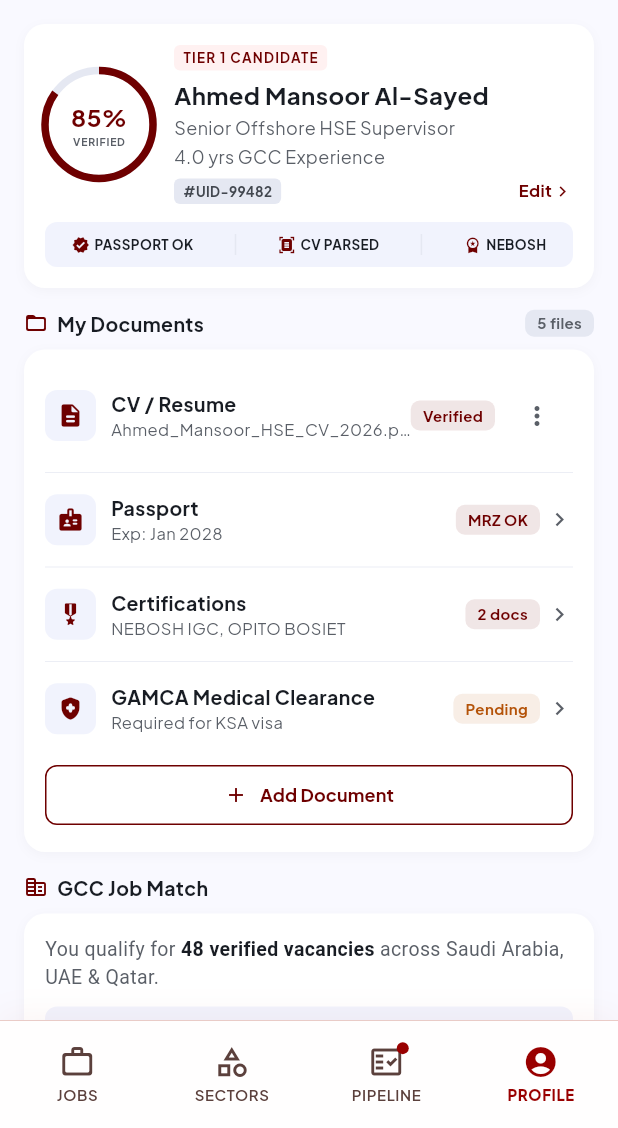
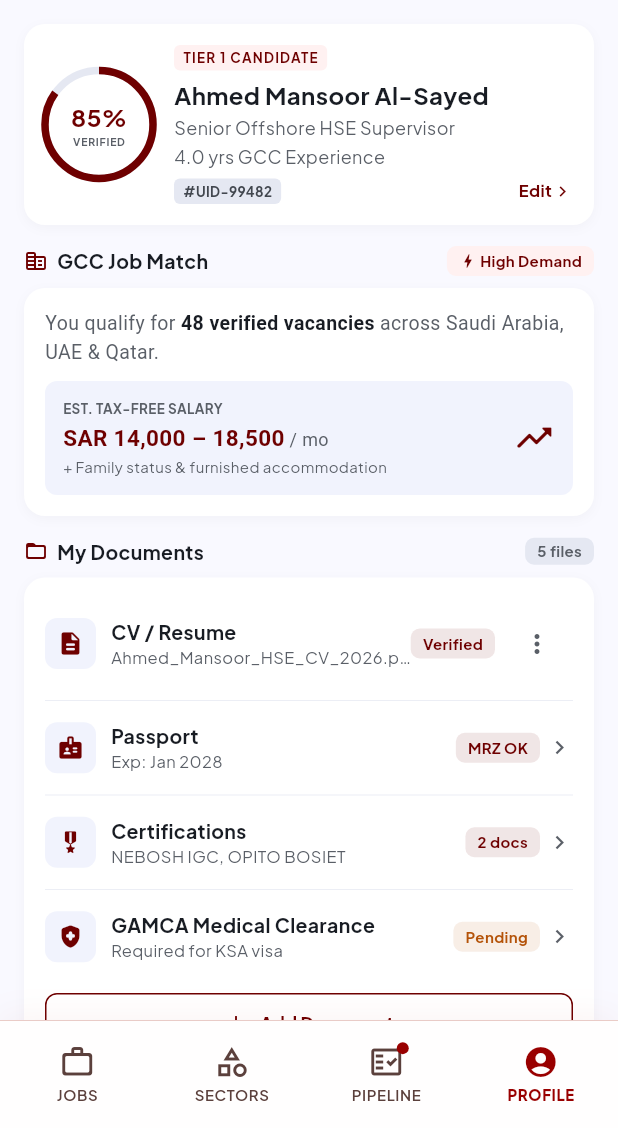
Before and after one commit to koushikrai/mena_mobile_recruitment_platform, a Flutter app: the SettingsScreen screen opened by its route, on a phone screen of 412 x 824 dp, the part 108-1236 px from its top. Run offline on Flutter 3.47's test engine with Material 3 defaults, Android fonts, the phone set to English and light mode, and no system bars; our stand-ins replace dio, file_picker, flutter_riverpod, flutter_secure_storage, go_router, google_fonts; accounts and stored records are empty; network calls fail.

Commit message:
modified the profile

```diff
--- a/mena_recruitment/lib/features/profile/presentation/screens/settings_screen.dart
+++ b/mena_recruitment/lib/features/profile/presentation/screens/settings_screen.dart
@@ -99,7 +99,7 @@ class _SettingsScreenState extends ConsumerState<SettingsScreen> {
 
   // CV document state
   bool _hasCv = true;
-  String _cvFileName = 'Ahmed_Mansoor_HSE_CV_2026.pdf';
+  final String _cvFileName = 'Ahmed_Mansoor_HSE_CV_2026.pdf';
 
   void _confirmDeleteCv() {
     showDialog(
@@ -492,23 +492,75 @@ class _SettingsScreenState extends ConsumerState<SettingsScreen> {
                             ),
                           ],
                         ),
-                        const SizedBox(height: 12),
-                        // Verification badges
+                      ],
+                    ),
+                  ),
+                  const SizedBox(height: 14),
+
+                  // ── 2. Career KPI: GCC Job Match ─────────────────────────
+                  _SectionHeader(
+                    icon: Icons.corporate_fare_rounded,
+                    title: 'GCC Job Match',
+                    trailing: Container(
+                      padding: const EdgeInsets.symmetric(horizontal: 8, vertical: 3),
+                      decoration: BoxDecoration(
+                        color: const Color(0xFFFFF1F1),
+                        borderRadius: BorderRadius.circular(6),
+                      ),
+                      child: const Row(
+                        mainAxisSize: MainAxisSize.min,
+                        children: [
+                          Icon(Icons.bolt, size: 12, color: _crimson),
+                          SizedBox(width: 2),
+                          Text('High Demand', style: TextStyle(fontSize: 10, fontWeight: FontWeight.bold, color: _crimson)),
+                        ],
+                      ),
+                    ),
+                  ),
+                  const SizedBox(height: 8),
+                  _Card(
+                    child: Column(
+                      crossAxisAlignment: CrossAxisAlignment.start,
+                      children: [
+                        const Text.rich(
+                          TextSpan(
+                            text: 'You qualify for ',
+                            style: TextStyle(fontSize: 13, color: _inkLight),
+                            children: [
+                              TextSpan(
+                                text: '48 verified vacancies',
+                                style: TextStyle(fontWeight: FontWeight.bold, color: _ink),
+                              ),
+                              TextSpan(text: ' across Saudi Arabia, UAE & Qatar.'),
+                            ],
+                          ),
+                        ),
+                        const SizedBox(height: 10),
                         Container(
-                          padding: const EdgeInsets.symmetric(vertical: 8, horizontal: 4),
+                          padding: const EdgeInsets.all(12),
                           decoration: BoxDecoration(color: _cardLow, borderRadius: BorderRadius.circular(8)),
-                          child: Row(
-                            mainAxisAlignment: MainAxisAlignment.spaceAround,
+                          child: const Row(
+                            mainAxisAlignment: MainAxisAlignment.spaceBetween,
                             children: [
-                              const _Badge(icon: Icons.verified, label: 'PASSPORT OK'),
-                              const _Divider(),
-                              _Badge(
-                                icon: _hasCv ? Icons.document_scanner : Icons.error_outline,
-                                label: _hasCv ? 'CV PARSED' : 'CV MISSING',
-                                color: _hasCv ? null : const Color(0xFFBA1A1A),
+                              Column(
+                                crossAxisAlignment: CrossAxisAlignment.start,
+                                children: [
+                                  Text('EST. TAX-FREE SALARY', style: TextStyle(fontSize: 9, fontWeight: FontWeight.bold, color: _inkLight)),
+                                  SizedBox(height: 2),
+                                  Text.rich(
+                                    TextSpan(
+                                      text: 'SAR 14,000 – 18,500',
+                                      style: TextStyle(fontSize: 15, fontWeight: FontWeight.bold, color: _crimson),
+                                      children: [
+                                        TextSpan(text: ' / mo', style: TextStyle(fontSize: 12, color: _inkLight, fontWeight: FontWeight.normal)),
+                                      ],
+                                    ),
+                                  ),
+                                  SizedBox(height: 2),
+                                  Text('+ Family status & furnished accommodation', style: TextStyle(fontSize: 10, color: _inkLight)),
+                                ],
                               ),
-                              const _Divider(),
-                              const _Badge(icon: Icons.workspace_premium, label: 'NEBOSH'),
+                              Icon(Icons.trending_up_rounded, color: _crimson, size: 28),
                             ],
                           ),
                         ),
@@ -517,7 +569,7 @@ class _SettingsScreenState extends ConsumerState<SettingsScreen> {
                   ),
                   const SizedBox(height: 14),
 
-                  // ── 2. My Documents (Vault merged in) ────────────────
+                  // ── 3. My Documents (Vault merged in) ────────────────
                   _SectionHeader(
                     icon: Icons.folder_open_rounded,
                     title: 'My Documents',
@@ -646,62 +698,8 @@ class _SettingsScreenState extends ConsumerState<SettingsScreen> {
                   ),
                   const SizedBox(height: 14),
 
-                  // ── 3. GCC Job Match ─────────────────────────────────
-                  _SectionHeader(icon: Icons.corporate_fare_rounded, title: 'GCC Job Match'),
-                  const SizedBox(height: 8),
-                  _Card(
-                    child: Column(
-                      crossAxisAlignment: CrossAxisAlignment.start,
-                      children: [
-                        const Text.rich(
-                          TextSpan(
-                            text: 'You qualify for ',
-                            style: TextStyle(fontSize: 13, color: _inkLight),
-                            children: [
-                              TextSpan(
-                                text: '48 verified vacancies',
-                                style: TextStyle(fontWeight: FontWeight.bold, color: _ink),
-                              ),
-                              TextSpan(text: ' across Saudi Arabia, UAE & Qatar.'),
-                            ],
-                          ),
-                        ),
-                        const SizedBox(height: 10),
-                        Container(
-                          padding: const EdgeInsets.all(12),
-                          decoration: BoxDecoration(color: _cardLow, borderRadius: BorderRadius.circular(8)),
-                          child: const Row(
-                            mainAxisAlignment: MainAxisAlignment.spaceBetween,
-                            children: [
-                              Column(
-                                crossAxisAlignment: CrossAxisAlignment.start,
-                                children: [
-                                  Text('EST. TAX-FREE SALARY', style: TextStyle(fontSize: 9, fontWeight: FontWeight.bold, color: _inkLight)),
-                                  SizedBox(height: 2),
-                                  Text.rich(
-                                    TextSpan(
-                                      text: 'SAR 14,000 – 18,500',
-                                      style: TextStyle(fontSize: 15, fontWeight: FontWeight.bold, color: _crimson),
-                                      children: [
-                                        TextSpan(text: ' / mo', style: TextStyle(fontSize: 12, color: _inkLight, fontWeight: FontWeight.normal)),
-                                      ],
-                                    ),
-                                  ),
-                                  SizedBox(height: 2),
-                                  Text('+ Family status & furnished accommodation', style: TextStyle(fontSize: 10, color: _inkLight)),
-                                ],
-                              ),
-                              Icon(Icons.trending_up_rounded, color: _crimson, size: 28),
-                            ],
-                          ),
-                        ),
-                      ],
-                    ),
-                  ),
-                  const SizedBox(height: 14),
-
                   // ── 4. Target Countries ──────────────────────────────
-                  _SectionHeader(icon: Icons.public_rounded, title: 'Target Countries'),
+                  const _SectionHeader(icon: Icons.public_rounded, title: 'Target Countries'),
                   const SizedBox(height: 8),
                   _Card(
                     child: Column(
@@ -825,45 +823,8 @@ class _SettingsScreenState extends ConsumerState<SettingsScreen> {
                   ),
                   const SizedBox(height: 14),
 
-                  // ── 5. Notifications ─────────────────────────────────
-                  _SectionHeader(icon: Icons.notifications_outlined, title: 'Notifications'),
-                  const SizedBox(height: 8),
-                  _Card(
-                    child: Column(
-                      children: [
-                        _NotifToggle(
-                          icon: Icons.chat_bubble_rounded,
-                          iconColor: const Color(0xFF128C7E),
-                          label: 'WhatsApp',
-                          subtitle: 'Interview invites & embassy updates',
-                          value: _whatsappAlerts,
-                          onChanged: (v) => setState(() => _whatsappAlerts = v),
-                        ),
-                        const _CardDivider(),
-                        _NotifToggle(
-                          icon: Icons.phone_android_rounded,
-                          iconColor: _crimson,
-                          label: 'Push Notifications',
-                          subtitle: 'New jobs & pipeline updates',
-                          value: _pushAlerts,
-                          onChanged: (v) => setState(() => _pushAlerts = v),
-                        ),
-                        const _CardDivider(),
-                        _NotifToggle(
-                          icon: Icons.forward_to_inbox_rounded,
-                          iconColor: _inkLight,
-                          label: 'Email Digest',
-                          subtitle: 'Weekly profile view summary',
-                          value: _emailDigest,
-                          onChanged: (v) => setState(() => _emailDigest = v),
-                        ),
-                      ],
-                    ),
-                  ),
-                  const SizedBox(height: 14),
-
-                  // ── 6. Privacy ───────────────────────────────────────
-                  _SectionHeader(icon: Icons.shield_outlined, title: 'Privacy & Security'),
+                  // ── 5. Privacy & Security ───────────────────────────
+                  const _SectionHeader(icon: Icons.shield_outlined, title: 'Privacy & Security'),
                   const SizedBox(height: 8),
                   _Card(
                     child: Column(
@@ -1046,9 +1007,46 @@ class _SettingsScreenState extends ConsumerState<SettingsScreen> {
                   ),
                   const SizedBox(height: 14),
 
+                  // ── 6. Notifications ─────────────────────────────────
+                  const _SectionHeader(icon: Icons.notifications_outlined, title: 'Notifications'),
+                  const SizedBox(height: 8),
+                  _Card(
+                    child: Column(
+                      children: [
+                        _NotifToggle(
+                          icon: Icons.chat_bubble_rounded,
+                          iconColor: const Color(0xFF128C7E),
+                          label: 'WhatsApp',
+                          subtitle: 'Interview invites & embassy updates',
+                          value: _whatsappAlerts,
+                          onChanged: (v) => setState(() => _whatsappAlerts = v),
+                        ),
+                        const _CardDivider(),
+                        _NotifToggle(
+                          icon: Icons.phone_android_rounded,
+                          iconColor: _crimson,
+                          label: 'Push Notifications',
+                          subtitle: 'New jobs & pipeline updates',
+                          value: _pushAlerts,
+                          onChanged: (v) => setState(() => _pushAlerts = v),
+                        ),
+                        const _CardDivider(),
+                        _NotifToggle(
+                          icon: Icons.forward_to_inbox_rounded,
+                          iconColor: _inkLight,
+                          label: 'Email Digest',
+                          subtitle: 'Weekly profile view summary',
+                          value: _emailDigest,
+                          onChanged: (v) => setState(() => _emailDigest = v),
+                        ),
+                      ],
+                    ),
+                  ),
+                  const SizedBox(height: 14),
+
 
                   // ── 7. Language & Region ─────────────────────────────
-                  _SectionHeader(icon: Icons.language_rounded, title: 'Language & Region'),
+                  const _SectionHeader(icon: Icons.language_rounded, title: 'Language & Region'),
                   const SizedBox(height: 8),
                   _Card(
                     child: Column(
@@ -1243,33 +1241,6 @@ class _CardDivider extends StatelessWidget {
   @override
   Widget build(BuildContext context) =>
       const Divider(height: 16, thickness: 0.5, color: Color(0xFFE5E8F2));
-}
-
-class _Badge extends StatelessWidget {
-  final IconData icon;
-  final String label;
-  final Color? color;
-  const _Badge({required this.icon, required this.label, this.color});
-
-  @override
-  Widget build(BuildContext context) {
-    final c = color ?? const Color(0xFF6E0000);
-    return Row(
-      mainAxisSize: MainAxisSize.min,
-      children: [
-        Icon(icon, size: 12, color: c),
-        const SizedBox(width: 3),
-        Text(label, style: TextStyle(fontSize: 9, fontWeight: FontWeight.bold, color: color != null ? c : const Color(0xFF181C23))),
-      ],
-    );
-  }
-}
-
-class _Divider extends StatelessWidget {
-  const _Divider();
-  @override
-  Widget build(BuildContext context) =>
-      Container(width: 1, height: 14, color: const Color(0xFFE5E8F2));
 }
 
 class _DocTile extends StatelessWidget {
```
